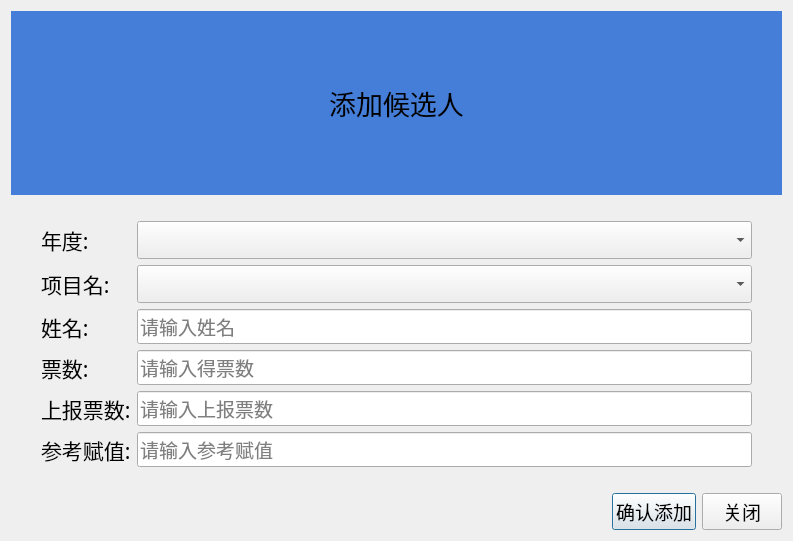
First picture: the form in ui/page_elements/election_addpeople/Addpeople.ui, repository ArcherLuo233/election-s-prediction, before the edit.
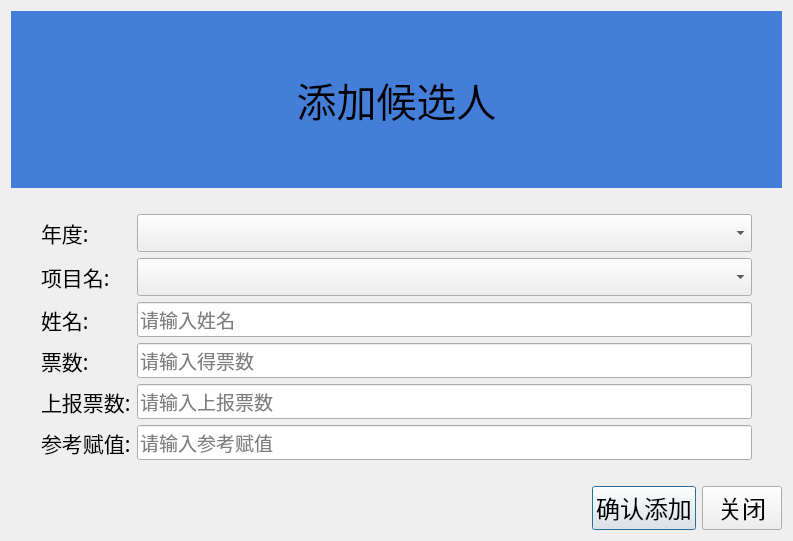
Second picture: the form after the edit.

The edit to the form file:
```diff
--- a/ui/page_elements/election_addpeople/Addpeople.ui
+++ b/ui/page_elements/election_addpeople/Addpeople.ui
@@ -18,8 +18,8 @@
     <widget class="QLabel" name="label">
      <property name="font">
       <font>
-       <family>微软雅黑</family>
-       <pointsize>20</pointsize>
+             <family>华文新魏</family>
+             <pointsize>30</pointsize>
       </font>
      </property>
      <property name="styleSheet">
@@ -53,7 +53,7 @@
             <widget class="QLabel" name="Label">
                 <property name="font">
                     <font>
-                        <family>微软雅黑</family>
+                           <family>华文新魏</family>
                         <pointsize>16</pointsize>
                     </font>
                 </property>
@@ -66,7 +66,7 @@
             <widget class="QComboBox" name="ComboBox">
                 <property name="font">
                     <font>
-                        <family>微软雅黑</family>
+                           <family>华文新魏</family>
                         <pointsize>16</pointsize>
                     </font>
                 </property>
@@ -76,7 +76,7 @@
             <widget class="QLabel" name="Label_2">
                 <property name="font">
                     <font>
-                        <family>微软雅黑</family>
+                           <family>华文新魏</family>
                         <pointsize>16</pointsize>
                     </font>
                 </property>
@@ -89,7 +89,7 @@
             <widget class="QComboBox" name="ComboBox_2">
                 <property name="font">
                     <font>
-                        <family>微软雅黑</family>
+                           <family>华文新魏</family>
                         <pointsize>16</pointsize>
                     </font>
                 </property>
@@ -99,7 +99,7 @@
             <widget class="QLabel" name="name">
                 <property name="font">
                     <font>
-                        <family>微软雅黑</family>
+                           <family>华文新魏</family>
                         <pointsize>16</pointsize>
                     </font>
                 </property>
@@ -112,7 +112,7 @@
             <widget class="QLineEdit" name="LineEdit">
                 <property name="font">
                     <font>
-                        <family>微软雅黑</family>
+                           <family>华文新魏</family>
                         <pointsize>14</pointsize>
                     </font>
                 </property>
@@ -125,7 +125,7 @@
             <widget class="QLabel" name="vote_number">
                 <property name="font">
                     <font>
-                        <family>微软雅黑</family>
+                           <family>华文新魏</family>
                         <pointsize>16</pointsize>
                     </font>
                 </property>
@@ -138,7 +138,7 @@
             <widget class="QLineEdit" name="LineEdit_2">
                 <property name="font">
                     <font>
-                        <family>微软雅黑</family>
+                           <family>华文新魏</family>
                         <pointsize>14</pointsize>
                     </font>
                 </property>
@@ -151,7 +151,7 @@
             <widget class="QLabel" name="Label_3">
                 <property name="font">
                     <font>
-                        <family>微软雅黑</family>
+                           <family>华文新魏</family>
                         <pointsize>16</pointsize>
                     </font>
                 </property>
@@ -164,7 +164,7 @@
             <widget class="QLineEdit" name="votes_reported">
                 <property name="font">
                     <font>
-                        <family>微软雅黑</family>
+                           <family>华文新魏</family>
                         <pointsize>14</pointsize>
                     </font>
                 </property>
@@ -177,7 +177,7 @@
             <widget class="QLabel" name="Label_4">
                 <property name="font">
                     <font>
-                        <family>微软雅黑</family>
+                           <family>华文新魏</family>
                         <pointsize>16</pointsize>
                     </font>
                 </property>
@@ -190,7 +190,7 @@
             <widget class="QLineEdit" name="reference_assignment">
                 <property name="font">
                     <font>
-                        <family>微软雅黑</family>
+                           <family>华文新魏</family>
                         <pointsize>14</pointsize>
                     </font>
                 </property>
@@ -220,8 +220,8 @@
       <widget class="QPushButton" name="btn_addpeople">
        <property name="font">
         <font>
-            <family>微软雅黑</family>
-         <pointsize>14</pointsize>
+               <family>华文新魏</family>
+               <pointsize>18</pointsize>
         </font>
        </property>
        <property name="cursor">
@@ -236,8 +236,8 @@
       <widget class="QPushButton" name="btn_close">
        <property name="font">
         <font>
-            <family>微软雅黑</family>
-         <pointsize>14</pointsize>
+               <family>华文新魏</family>
+               <pointsize>18</pointsize>
         </font>
        </property>
        <property name="cursor">
```
Lines whose indentation alone changed are shown as unchanged.
